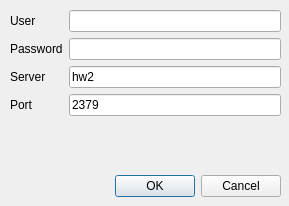
Qt form src/sksettings.ui (metacoma/silverkey) before a commit.
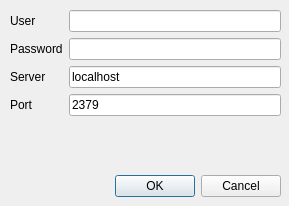
The same form after that commit.

Patch:
```diff
--- a/src/sksettings.ui
+++ b/src/sksettings.ui
@@ -73,7 +73,7 @@
     <item row="2" column="1">
      <widget class="QLineEdit" name="skServer">
       <property name="text">
-       <string>hw2</string>
+       <string>localhost</string>
       </property>
      </widget>
     </item>
```
